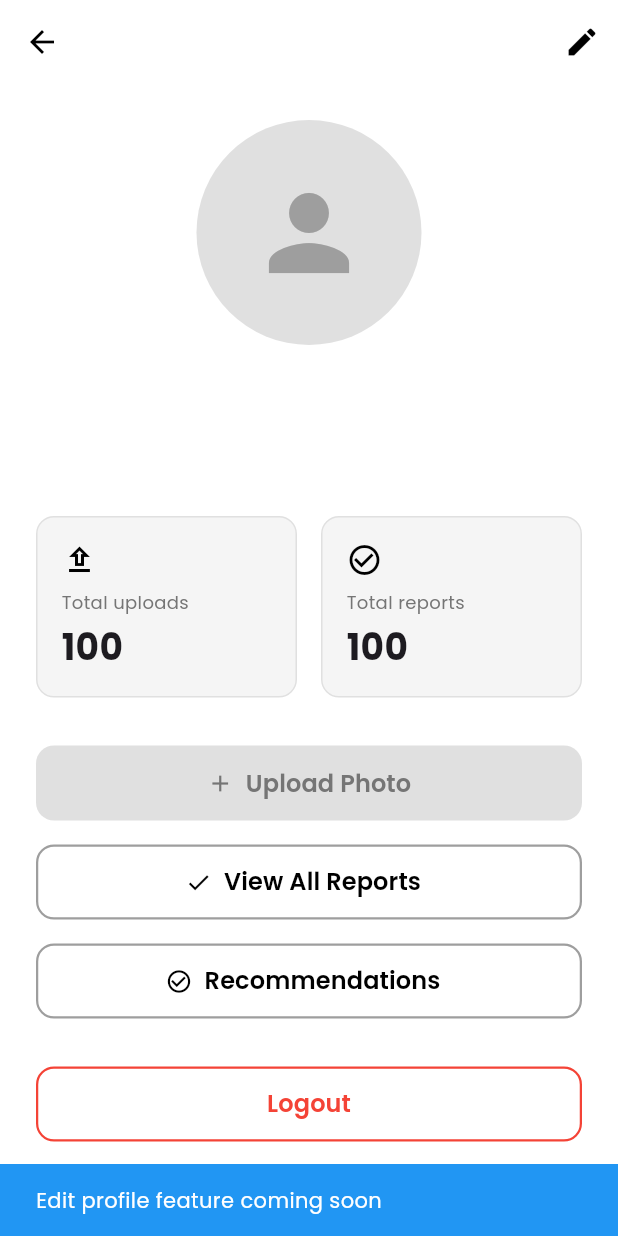
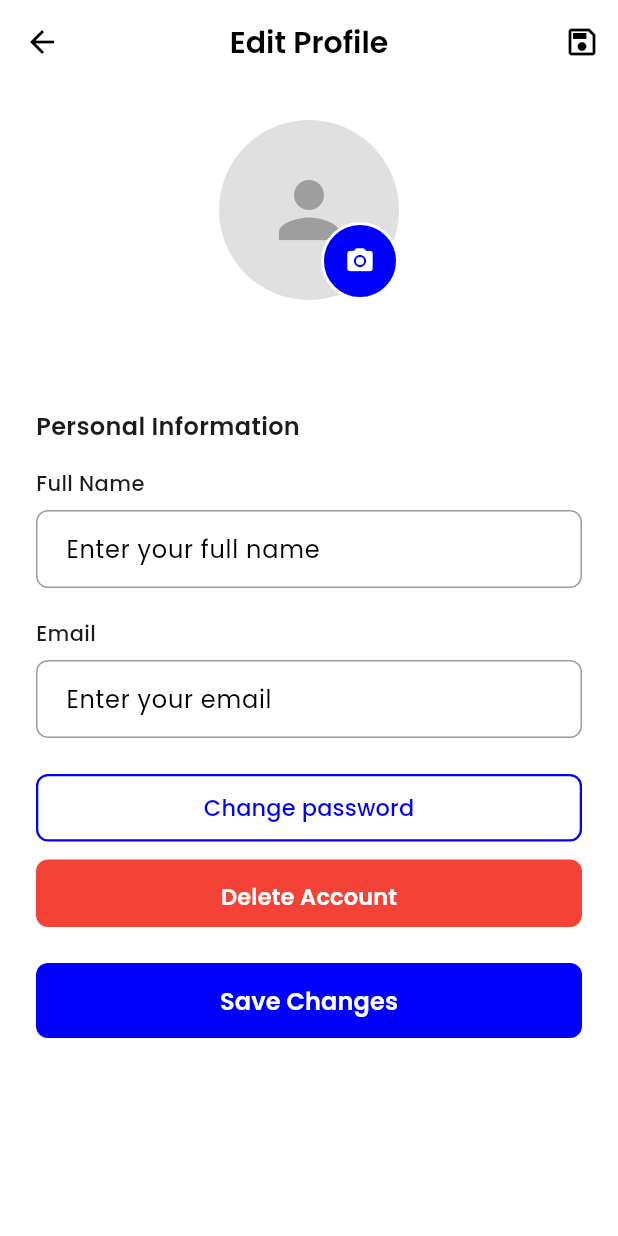
Before and after one commit to SeerPant/Zahn_Ecke_dental_classification_frontend, a Flutter app: the ProfileScreen screen opened by its route, after a tap on the "edit" icon, on a phone screen of 412 x 824 dp. Run offline on Flutter 3.47's test engine with Material 3 defaults, Android fonts, the light colour scheme and no system bars; our stand-ins replace flutter_secure_storage, google_fonts; accounts and stored records are empty.

Commit message:
change password page frontend

```diff
--- a/lib/main.dart
+++ b/lib/main.dart
@@ -5,6 +5,8 @@
 import 'screens/auth/login_screen.dart';
 import 'screens/auth/register_screen.dart';
 import 'screens/profile/profile_screen.dart';
+import 'screens/profile/edit_profile_screen.dart';
+import 'screens/profile/change_password_screen.dart';
 import 'services/auth_service.dart';
 import 'utils/theme.dart';
 
@@ -30,6 +32,8 @@
           '/login': (context) => const LoginScreen(),
           '/register': (context) => const RegisterScreen(),
           '/profile': (context) => const ProfileScreen(),
+          '/editprofile': (context) => const EditProfileScreen(),
+          '/changepassword': (context) => const ChangePasswordScreen()
         },
       ),
     );
--- a/lib/models/user_model.dart
+++ b/lib/models/user_model.dart
@@ -27,9 +27,8 @@
       //defaulting to user if not provided
       role: json['role'] ?? 'USER',
       createdAt: DateTime.parse(json['createdAt']),
-      updatedAt: json['updatedAt'] != null
-          ? DateTime.parse(json['updatedAt'])
-          : null, //handle missing updatedAt
+      updatedAt:
+          json['updatedAt'] != null ? DateTime.parse(json['updatedAt']) : null,
     );
   }
 
--- /dev/null
+++ b/lib/screens/profile/edit_profile_screen.dart
@@ -0,0 +1,366 @@
+//updating user information
+
+import 'package:flutter/material.dart';
+import 'package:provider/provider.dart';
+import '../../services/auth_service.dart';
+import '../../utils/theme.dart';
+
+class EditProfileScreen extends StatefulWidget {
+  const EditProfileScreen({super.key});
+
+  @override
+  State<EditProfileScreen> createState() => _EditProfileScreenState();
+}
+
+class _EditProfileScreenState extends State<EditProfileScreen> {
+  final _formKey = GlobalKey<FormState>();
+  late TextEditingController _nameController;
+  late TextEditingController _emailController;
+  bool _isLoading = false;
+
+  @override
+  void initState() {
+    super.initState();
+    final user = context.read<AuthService>().currentUser;
+    _nameController = TextEditingController(text: user?.name ?? '');
+    _emailController = TextEditingController(text: user?.email ?? '');
+  }
+
+  @override
+  void dispose() {
+    _nameController.dispose();
+    _emailController.dispose();
+    super.dispose();
+  }
+
+  Future<void> _saveChanges() async {
+    if (!_formKey.currentState!.validate()) {
+      return;
+    }
+
+    setState(() {
+      _isLoading = true;
+    });
+
+    // TODO: Implement API call to update profile
+    await Future.delayed(const Duration(seconds: 1));
+
+    if (!mounted) return;
+
+    setState(() {
+      _isLoading = false;
+    });
+
+    ScaffoldMessenger.of(context).showSnackBar(
+      const SnackBar(
+        content: Text('Profile update feature coming soon'),
+        backgroundColor: Colors.blue,
+      ),
+    );
+  }
+
+  void _changePassword() {
+    Navigator.pushNamed(context, '/changepassword');
+  }
+
+  Future<void> _deleteAccount() async {
+    final confirmed = await showDialog<bool>(
+      context: context,
+      builder: (context) => AlertDialog(
+        title: const Text('Delete Account'),
+        content: const Text(
+          'Are you sure you want to delete your account? This action cannot be undone.',
+        ),
+        actions: [
+          TextButton(
+            onPressed: () => Navigator.pop(context, false),
+            child: const Text('Cancel'),
+          ),
+          TextButton(
+            onPressed: () => Navigator.pop(context, true),
+            child: const Text(
+              'Delete',
+              style: TextStyle(color: Colors.red),
+            ),
+          ),
+        ],
+      ),
+    );
+
+    if (confirmed == true && mounted) {
+      ScaffoldMessenger.of(context).showSnackBar(
+        const SnackBar(
+          content: Text('Delete account feature coming soon'),
+          backgroundColor: Colors.blue,
+        ),
+      );
+    }
+  }
+
+  @override
+  Widget build(BuildContext context) {
+    final user = context.watch<AuthService>().currentUser;
+
+    return Scaffold(
+      backgroundColor: Colors.white,
+      appBar: AppBar(
+        backgroundColor: Colors.white,
+        elevation: 0,
+        leading: IconButton(
+          icon: const Icon(Icons.arrow_back, color: Colors.black),
+          onPressed: () => Navigator.pop(context),
+        ),
+        title: const Text(
+          'Edit Profile',
+          style: TextStyle(
+            color: Colors.black,
+            fontSize: 20,
+            fontWeight: FontWeight.w600,
+          ),
+        ),
+        centerTitle: true,
+        actions: [
+          IconButton(
+            icon: const Icon(Icons.save_outlined, color: Colors.black),
+            onPressed: _saveChanges,
+          ),
+        ],
+      ),
+      body: SingleChildScrollView(
+        padding: const EdgeInsets.all(24),
+        child: Form(
+          key: _formKey,
+          child: Column(
+            crossAxisAlignment: CrossAxisAlignment.stretch,
+            children: [
+              Center(
+                child: Stack(
+                  children: [
+                    Container(
+                      width: 120,
+                      height: 120,
+                      decoration: BoxDecoration(
+                        shape: BoxShape.circle,
+                        color: Colors.grey[300],
+                      ),
+                      child: const Icon(
+                        Icons.person,
+                        size: 60,
+                        color: Colors.grey,
+                      ),
+                    ),
+                    Positioned(
+                      bottom: 0,
+                      right: 0,
+                      child: Container(
+                        decoration: BoxDecoration(
+                          color: AppTheme.primaryBlue,
+                          shape: BoxShape.circle,
+                          border: Border.all(color: Colors.white, width: 2),
+                        ),
+                        child: IconButton(
+                          icon: const Icon(
+                            Icons.camera_alt,
+                            color: Colors.white,
+                            size: 20,
+                          ),
+                          onPressed: () {
+                            ScaffoldMessenger.of(context).showSnackBar(
+                              const SnackBar(
+                                content:
+                                    Text('Upload photo feature coming soon'),
+                                backgroundColor: Colors.blue,
+                              ),
+                            );
+                          },
+                        ),
+                      ),
+                    ),
+                  ],
+                ),
+              ),
+              const SizedBox(height: 12),
+              Text(
+                user?.name ?? 'User',
+                textAlign: TextAlign.center,
+                style: const TextStyle(
+                  fontSize: 20,
+                  fontWeight: FontWeight.bold,
+                ),
+              ),
+              const SizedBox(height: 32),
+              const Text(
+                'Personal Information',
+                style: TextStyle(
+                  fontSize: 16,
+                  fontWeight: FontWeight.w600,
+                ),
+              ),
+              const SizedBox(height: 16),
+              const Text(
+                'Full Name',
+                style: TextStyle(
+                  fontSize: 14,
+                  fontWeight: FontWeight.w500,
+                ),
+              ),
+              const SizedBox(height: 8),
+              TextFormField(
+                controller: _nameController,
+                decoration: InputDecoration(
+                  hintText: 'Enter your full name',
+                  border: OutlineInputBorder(
+                    borderRadius: BorderRadius.circular(8),
+                    borderSide: const BorderSide(color: Colors.grey),
+                  ),
+                  enabledBorder: OutlineInputBorder(
+                    borderRadius: BorderRadius.circular(8),
+                    borderSide: const BorderSide(color: Colors.grey),
+                  ),
+                  focusedBorder: OutlineInputBorder(
+                    borderRadius: BorderRadius.circular(8),
+                    borderSide: const BorderSide(
+                      color: AppTheme.primaryBlue,
+                      width: 2,
+                    ),
+                  ),
+                  contentPadding: const EdgeInsets.symmetric(
+                    horizontal: 16,
+                    vertical: 14,
+                  ),
+                ),
+                validator: (value) {
+                  if (value == null || value.isEmpty) {
+                    return 'Please enter your name';
+                  }
+                  return null;
+                },
+              ),
+              const SizedBox(height: 20),
+              const Text(
+                'Email',
+                style: TextStyle(
+                  fontSize: 14,
+                  fontWeight: FontWeight.w500,
+                ),
+              ),
+              const SizedBox(height: 8),
+              TextFormField(
+                controller: _emailController,
+                keyboardType: TextInputType.emailAddress,
+                decoration: InputDecoration(
+                  hintText: 'Enter your email',
+                  border: OutlineInputBorder(
+                    borderRadius: BorderRadius.circular(8),
+                    borderSide: const BorderSide(color: Colors.grey),
+                  ),
+                  enabledBorder: OutlineInputBorder(
+                    borderRadius: BorderRadius.circular(8),
+                    borderSide: const BorderSide(color: Colors.grey),
+                  ),
+                  focusedBorder: OutlineInputBorder(
+                    borderRadius: BorderRadius.circular(8),
+                    borderSide: const BorderSide(
+                      color: AppTheme.primaryBlue,
+                      width: 2,
+                    ),
+                  ),
+                  contentPadding: const EdgeInsets.symmetric(
+                    horizontal: 16,
+                    vertical: 14,
+                  ),
+                ),
+                validator: (value) {
+                  if (value == null || value.isEmpty) {
+                    return 'Please enter your email';
+                  }
+                  if (!value.contains('@')) {
+                    return 'Please enter a valid email';
+                  }
+                  return null;
+                },
+              ),
+              const SizedBox(height: 24),
+              SizedBox(
+                height: 45,
+                child: OutlinedButton(
+                  onPressed: _changePassword,
+                  style: OutlinedButton.styleFrom(
+                    foregroundColor: AppTheme.primaryBlue,
+                    side: const BorderSide(
+                      color: AppTheme.primaryBlue,
+                      width: 1.5,
+                    ),
+                    shape: RoundedRectangleBorder(
+                      borderRadius: BorderRadius.circular(8),
+                    ),
+                  ),
+                  child: const Text(
+                    'Change password',
+                    style: TextStyle(
+                      fontSize: 15,
+                      fontWeight: FontWeight.w500,
+                    ),
+                  ),
+                ),
+              ),
+              const SizedBox(height: 12),
+              SizedBox(
+                height: 45,
+                child: ElevatedButton(
+                  onPressed: _deleteAccount,
+                  style: ElevatedButton.styleFrom(
+                    backgroundColor: Colors.red,
+                    foregroundColor: Colors.white,
+                    shape: RoundedRectangleBorder(
+                      borderRadius: BorderRadius.circular(8),
+                    ),
+                    elevation: 0,
+                  ),
+                  child: const Text(
+                    'Delete Account',
+                    style: TextStyle(
+                      fontSize: 15,
+                      fontWeight: FontWeight.w600,
+                    ),
+                  ),
+                ),
+              ),
+              const SizedBox(height: 24),
+              SizedBox(
+                height: 50,
+                child: ElevatedButton(
+                  onPressed: _isLoading ? null : _saveChanges,
+                  style: ElevatedButton.styleFrom(
+                    backgroundColor: AppTheme.primaryBlue,
+                    foregroundColor: Colors.white,
+                    shape: RoundedRectangleBorder(
+                      borderRadius: BorderRadius.circular(8),
+                    ),
+                    elevation: 0,
+                  ),
+                  child: _isLoading
+                      ? const SizedBox(
+                          height: 20,
+                          width: 20,
+                          child: CircularProgressIndicator(
+                            strokeWidth: 2,
+                            color: Colors.white,
+                          ),
+                        )
+                      : const Text(
+                          'Save Changes',
+                          style: TextStyle(
+                            fontSize: 16,
+                            fontWeight: FontWeight.w600,
+                          ),
+                        ),
+                ),
+              ),
+            ],
+          ),
+        ),
+      ),
+    );
+  }
+}
--- a/lib/screens/profile/profile_screen.dart
+++ b/lib/screens/profile/profile_screen.dart
@@ -35,12 +35,7 @@
   }
 
   void _editProfile() {
-    ScaffoldMessenger.of(context).showSnackBar(
-      const SnackBar(
-        content: Text('Edit profile feature coming soon'),
-        backgroundColor: Colors.blue,
-      ),
-    );
+    Navigator.pushNamed(context, "/editprofile");
   }
 
   Future<void> _logout() async {
--- a/lib/services/auth_service.dart
+++ b/lib/services/auth_service.dart
@@ -31,7 +31,7 @@
     _isLoading = true;
     _errorMessage = null;
     notifyListeners();
-
+    //POSt request
     try {
       final response = await http
           .post(
@@ -54,7 +54,7 @@
       try {
         data = json.decode(response.body);
       } catch (e) {
-        _errorMessage = 'Invalid server response';
+        _errorMessage = 'Server error. Please try again later.';
         _isLoading = false;
         notifyListeners();
         return false;
@@ -83,7 +83,7 @@
     }
   }
 
-  //user login
+  //login user
   Future<bool> login({
     required String email,
     required String password,
@@ -113,7 +113,7 @@
       try {
         data = json.decode(response.body);
       } catch (e) {
-        _errorMessage = 'Invalid server response';
+        _errorMessage = 'Please re-enter your email or password';
         _isLoading = false;
         notifyListeners();
         return false;
@@ -129,20 +129,26 @@
         notifyListeners();
         return true;
       } else {
-        _errorMessage = data['message'] ?? 'Login failed';
+        //error handling
+        if (response.statusCode == 401 || response.statusCode == 400) {
+          _errorMessage = 'Please reenter your email or password';
+        } else {
+          _errorMessage =
+              data['message'] ?? 'Please reenter your email or password';
+        }
         _isLoading = false;
         notifyListeners();
         return false;
       }
     } catch (e) {
-      _errorMessage = 'Network error: Unable to connect to server';
+      _errorMessage = 'Please reenter your email or password';
       _isLoading = false;
       notifyListeners();
       return false;
     }
   }
 
-  //user logouts
+  //user logout
   Future<void> logout() async {
     _token = null;
     _currentUser = null;
```
Also changed, not shown: lib/screens/profile/change_password_screen.dart (added, +325 -0 lines), lib/screens/auth/register_screen.dart (line endings or trailing spaces).
